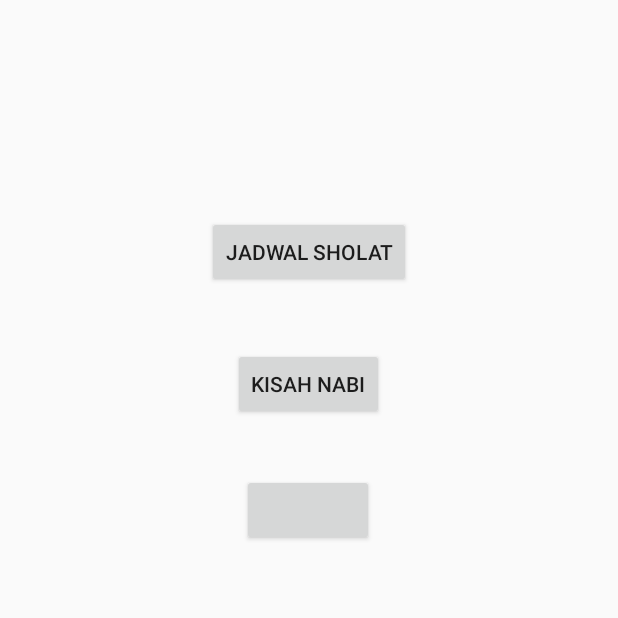
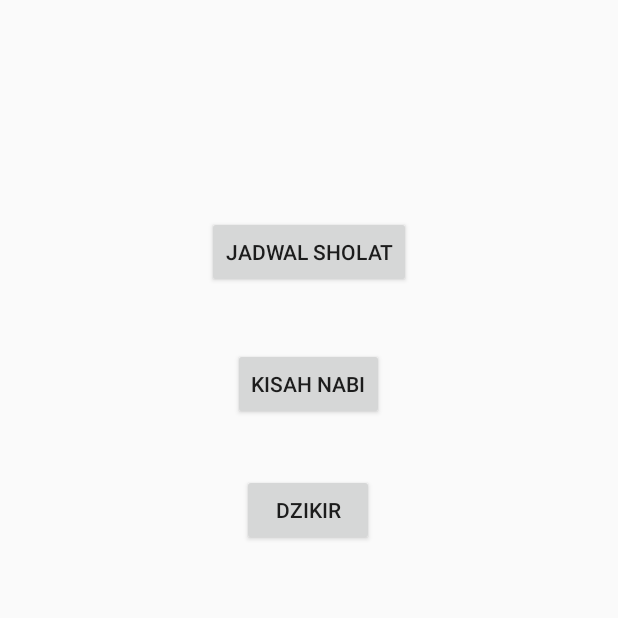
Before and after one commit to Ryuze/Islamiku, an Android app: the screen it shows after launch (MainActivity), on a phone screen of 412 x 824 dp, the top half of it. Run offline under Robolectric (Android 15) with nearby library versions, the phone set to English and light mode, and no system bars.

Commit message:
Modul dzikir selesai

```diff
--- a/app/src/main/AndroidManifest.xml
+++ b/app/src/main/AndroidManifest.xml
@@ -15,6 +15,7 @@
         android:theme="@style/AppTheme">
         <activity android:name=".jadwal.JadwalActivity"></activity>
         <activity android:name=".cerpen.CerpenActivity"></activity>
+        <activity android:name=".dzikir.DzikirActivity"></activity>
         <activity android:name=".MainActivity">
             <intent-filter>
                 <action android:name="android.intent.action.MAIN" />
--- a/app/src/main/res/values/strings.xml
+++ b/app/src/main/res/values/strings.xml
@@ -10,6 +10,6 @@
     <string name="tanggal">Tanggal</string>
     <string name="nabi_adam">Kisah Nabi Adam A.S</string>
     <string name="nabi_idris">Kisah Nabi Idris A.S</string>
-    <string name="dzikir" />
+    <string name="dzikir">Dzikir</string>
     <string name="Dzikir" />
 </resources>
```
